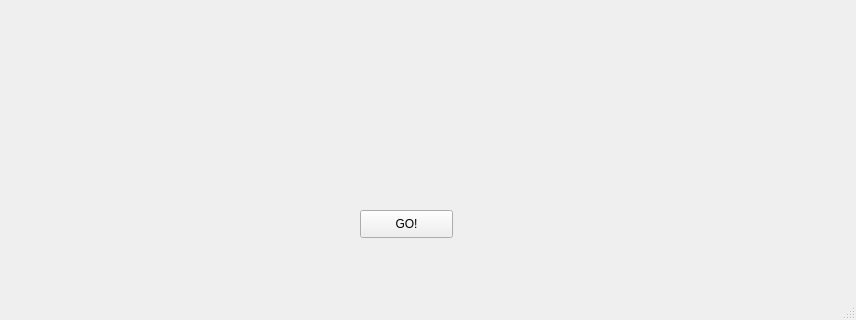
First picture: the form in HW2/MyGUI.ui, repository KaiTung/NCU_111_NeuronNetwork, before the edit; both pictures show x 0 to 856 and y 530 to 850 of the 856 by 850 pixel window.
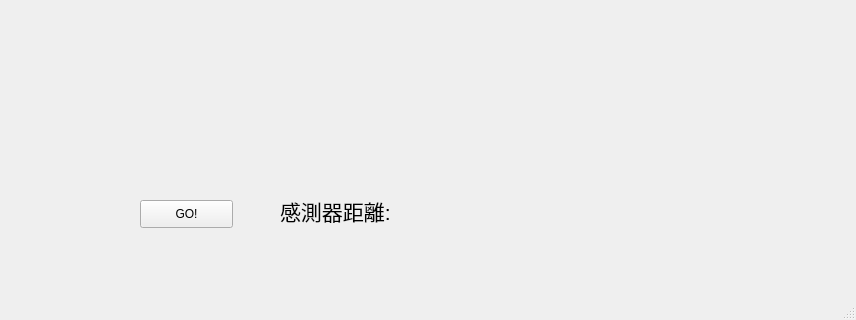
Second picture: the form after the edit.

```diff
--- a/HW2/MyGUI.ui
+++ b/HW2/MyGUI.ui
@@ -30,8 +30,8 @@
    <widget class="QPushButton" name="pushButton_GO">
     <property name="geometry">
      <rect>
-      <x>360</x>
-      <y>740</y>
+      <x>140</x>
+      <y>730</y>
       <width>93</width>
       <height>28</height>
      </rect>
@@ -40,6 +40,24 @@
      <string>GO!</string>
     </property>
    </widget>
+   <widget class="QLabel" name="label_sensor">
+    <property name="geometry">
+     <rect>
+      <x>280</x>
+      <y>710</y>
+      <width>451</width>
+      <height>61</height>
+     </rect>
+    </property>
+    <property name="font">
+     <font>
+      <pointsize>16</pointsize>
+     </font>
+    </property>
+    <property name="text">
+     <string>感測器距離:</string>
+    </property>
+   </widget>
   </widget>
   <widget class="QMenuBar" name="menubar">
    <property name="geometry">
```
Left out of the diff: 2 changed lines with no effect on the pictures.
